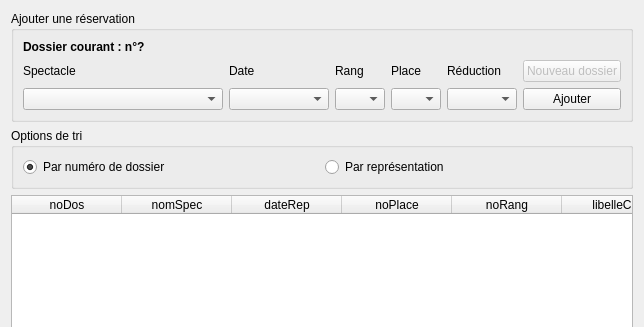
Before: the Qt Designer form gui/fct_comp_8.ui in Angrycranberie/CEBD-Projet_theatre, drawn with Qt 5; both pictures show x 0 to 644 and y 0 to 327 of the 644 by 614 pixel window.
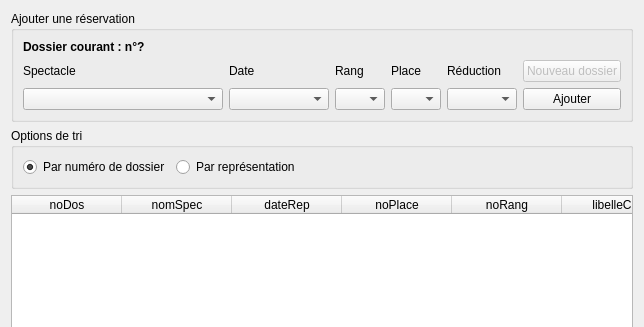
After: the same form once the commit is applied.

```diff
--- a/gui/fct_comp_8.ui
+++ b/gui/fct_comp_8.ui
@@ -6,7 +6,7 @@
    <rect>
     <x>0</x>
     <y>0</y>
-    <width>633</width>
+    <width>642</width>
     <height>614</height>
    </rect>
   </property>
@@ -214,6 +214,19 @@
         </property>
        </widget>
       </item>
+      <item>
+       <spacer name="horizontalSpacer">
+        <property name="orientation">
+         <enum>Qt::Horizontal</enum>
+        </property>
+        <property name="sizeHint" stdset="0">
+         <size>
+          <width>40</width>
+          <height>20</height>
+         </size>
+        </property>
+       </spacer>
+      </item>
      </layout>
     </widget>
    </item>
```
